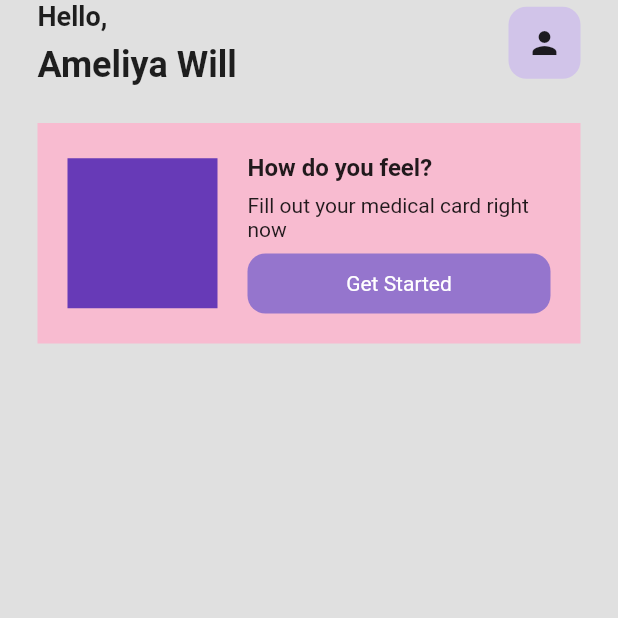
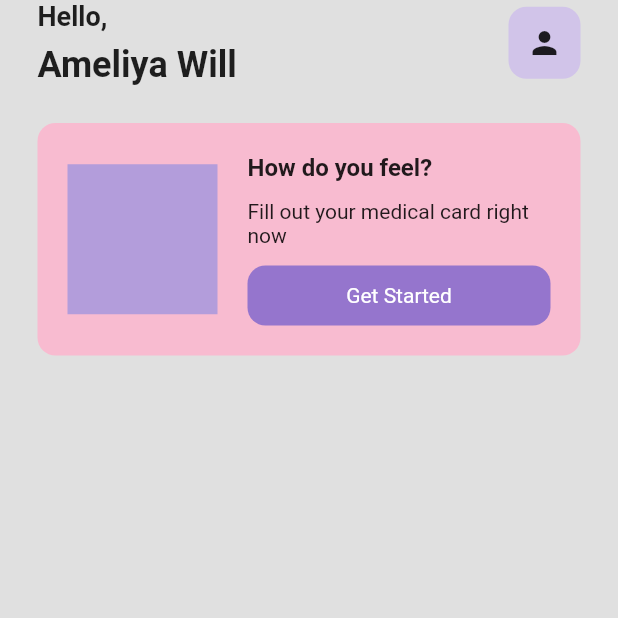
Before and after one commit to Chathu12345/Medical_App_UI_Flutter, a Flutter app: the screen it shows after launch, on a phone screen of 412 x 824 dp, the top half of it. Run offline on Flutter 3.47's test engine with Material 2 defaults, Android fonts, the light colour scheme and no system bars.

Commit message:
did changes

```diff
--- a/lib/pages/home_page.dart
+++ b/lib/pages/home_page.dart
@@ -67,14 +67,16 @@ class _HomePageState extends State<HomePage> {
               padding: const EdgeInsets.symmetric(horizontal: 25.0),
               child: Container(
                 padding: EdgeInsets.all(20),
-                decoration: BoxDecoration(color: Colors.pink[100]),
+                decoration: BoxDecoration(color: Colors.pink[100],
+                borderRadius: BorderRadius.circular(12),
+                ),
                 child: Row(
                   children: [
                     //animation or picture
                     Container(
                       height: 100,
                       width: 100,
-                      color: Colors.deepPurple,
+                      color: Colors.deepPurple[200],
                     ),
                     SizedBox(
                       width: 20,
@@ -92,14 +94,14 @@ class _HomePageState extends State<HomePage> {
                               fontSize: 16,
                             ),
                           ),
-                          SizedBox(height: 8,),
+                          SizedBox(height: 12,),
                           Text(
                             'Fill out your medical card right now',
                             style: TextStyle(
                               fontSize: 14,
                             ),
                             ),
-                            SizedBox(height: 8,),
+                            SizedBox(height: 12,),
                           Container(
                             padding: EdgeInsets.all(12),
                             decoration: BoxDecoration(
```
